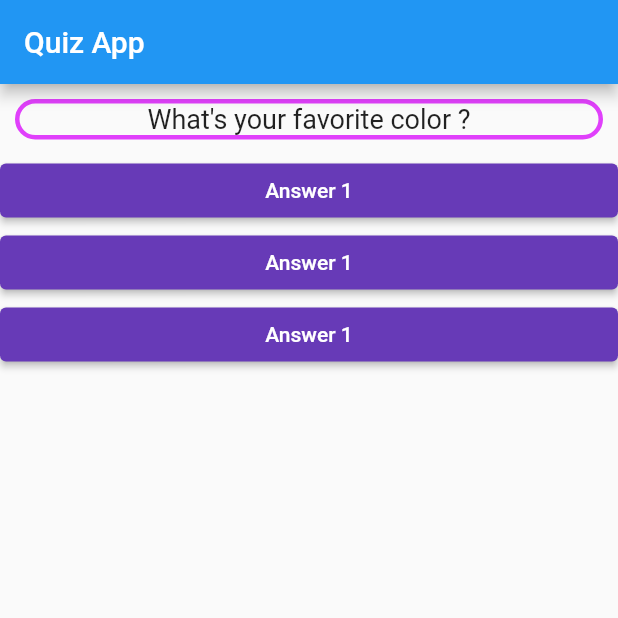
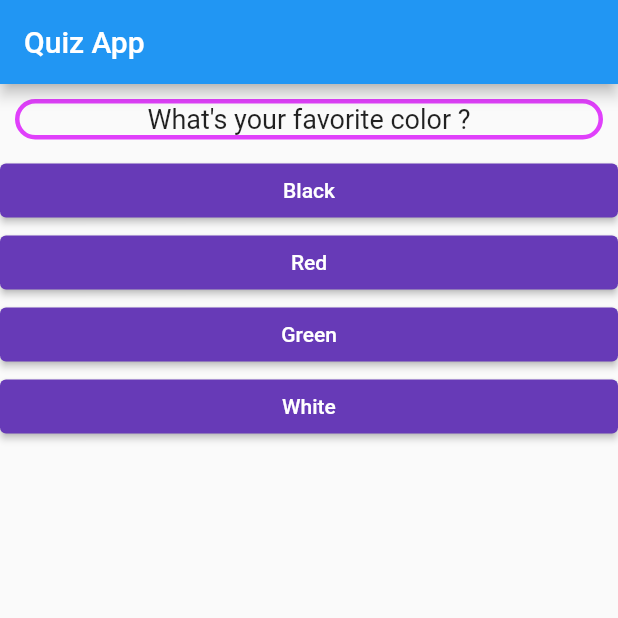
Before and after one commit to sabiarist/small_quiz, a Flutter app: the screen it shows after launch, on a phone screen of 412 x 824 dp, the top half of it. Run offline on Flutter 3.47's test engine with Material 2 defaults, Android fonts, the phone set to English and light mode, and no system bars.

Commit message:
Make more real Answers and questions diplaying by converting var questions in List and  using spread operator with mapping

```diff
--- a/lib/answer.dart
+++ b/lib/answer.dart
@@ -1,9 +1,10 @@
 import 'package:flutter/material.dart';
 
 class Answer extends StatelessWidget {
-  const Answer(this.selectHandler, {Key? key}) : super(key: key);
+  const Answer(this.selectHandler, this.answerText, {Key? key}) : super(key: key);
 
   final Function selectHandler;
+  final String answerText;
 
   @override
   Widget build(BuildContext context) {
@@ -14,7 +15,7 @@
           foregroundColor: MaterialStateProperty.resolveWith((states) => Colors.white),
           backgroundColor: MaterialStateProperty.resolveWith((states) => Colors.deepPurple),
         ),
-        child: const Text('Answer 1'),
+        child: Text(answerText),
         onPressed: () => selectHandler(),
       ),
     );
--- a/lib/main.dart
+++ b/lib/main.dart
@@ -25,11 +25,19 @@
 
   @override
   Widget build(BuildContext context) {
-    var questions = [
-      'What\'s your favorite color ?',
-      'What\'s your favorite animal ?',
-      'What\'s your favorite country ?',
-      'What\'s your favorite phone brand ?',
+    List questions = [
+      {
+        'questionText': 'What\'s your favorite color ?',
+        'answers': ['Black', 'Red', 'Green', 'White'],
+      },
+      {
+        'questionText': 'What\'s your favorite animal ?',
+        'answers': ['Rabbit', 'Snake', 'Elephant', 'Lion'],
+      },
+      {
+        'questionText': 'What\'s your favorite Instructor ?',
+        'answers': ['Me', 'Max', 'You', 'Him'],
+      }
     ];
     return MaterialApp(
       home: Scaffold(
@@ -39,11 +47,15 @@
         body: Column(
           children: [
             Question(
-              questions[_questionIndex],
+              questions[_questionIndex]['questionText'],
             ),
-            Answer(_answerQuestion),
-            Answer(_answerQuestion),
-            Answer(_answerQuestion),
+            ...(questions[_questionIndex]['answers'] as List<String>)
+                .map((answer) {
+              return Answer(_answerQuestion, answer);
+            }).toList()
+            // Answer(_answerQuestion),
+            // Answer(_answerQuestion),
+            // Answer(_answerQuestion),
           ],
         ),
       ),
```
